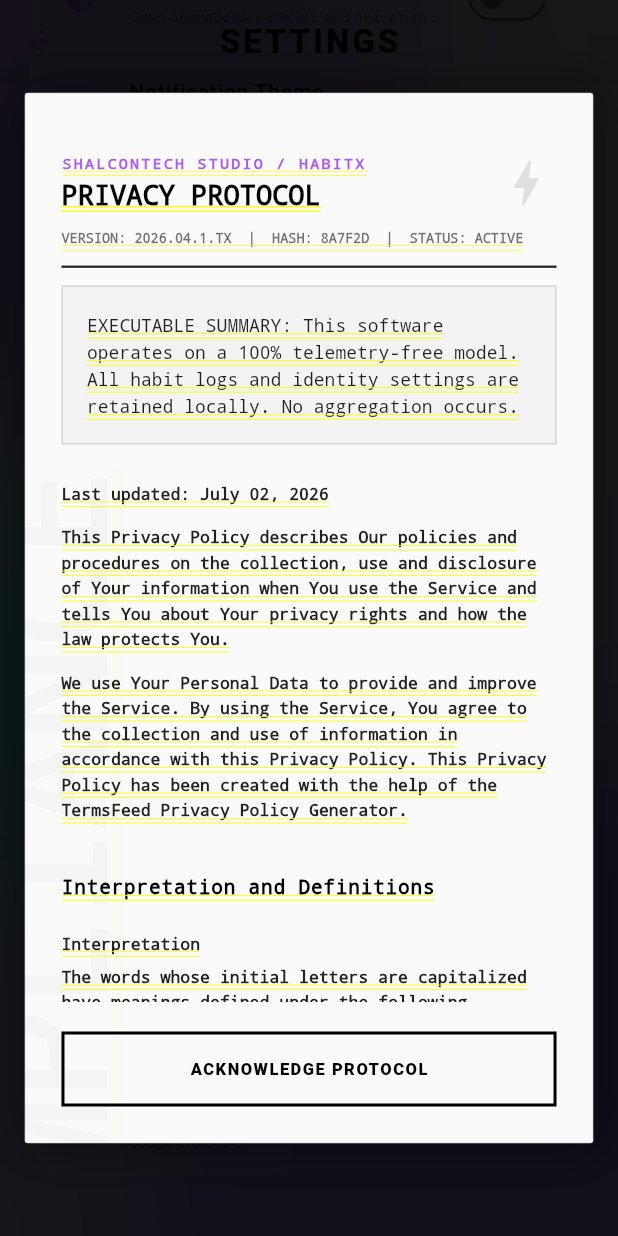
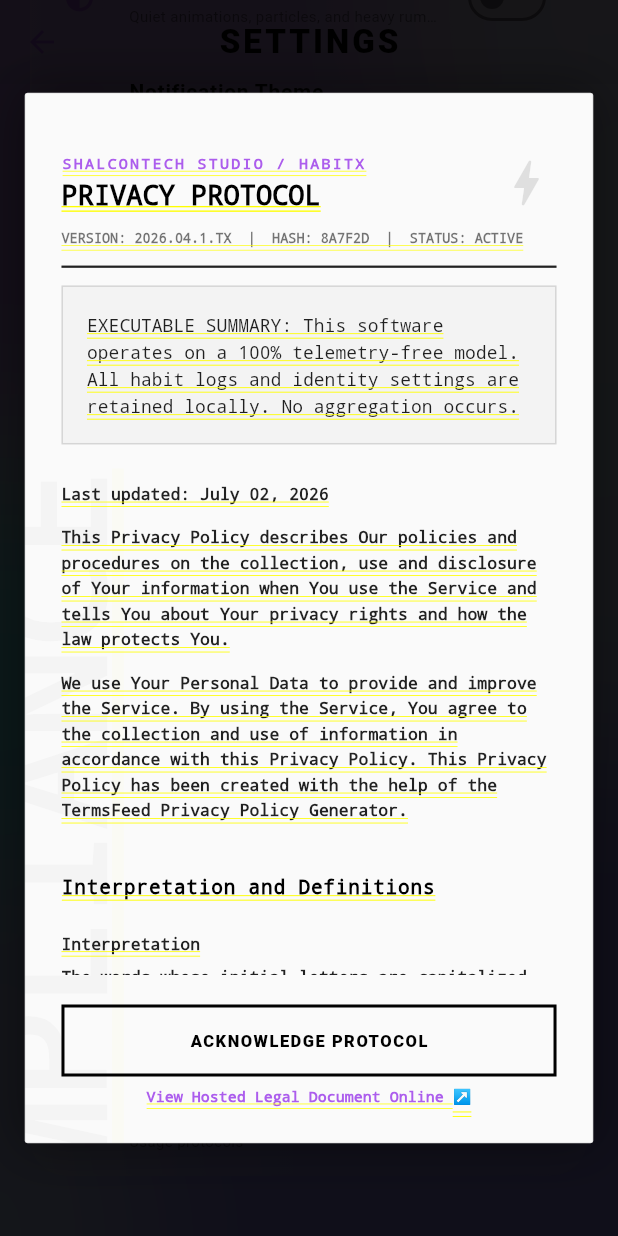
Before and after one commit to sisodiyaashraf/habitx, a Flutter app: the SettingsScreen screen opened directly, scrolled down 576 dp, after a tap on "Privacy Policy", on a phone screen of 412 x 824 dp. Run offline on Flutter 3.47's test engine with Material 3 defaults, Android fonts, the phone set to English and light mode, and no system bars; drawn by our look-alikes of glassmorphism; our stand-ins replace fl_chart, flutter_local_notifications, flutter_svg, flutter_timezone, font_awesome_flutter, in_app_review and 5 more; missing offline and left inert: home_widget; accounts and stored records are empty.

Commit message:
Build: Release preparation with icons, entitlements, and privacy policy links

```diff
--- a/lib/presentation/widgets/shared/privacy_policy_dialog.dart
+++ b/lib/presentation/widgets/shared/privacy_policy_dialog.dart
@@ -1,6 +1,7 @@
 import 'package:flutter/material.dart';
 import 'package:font_awesome_flutter/font_awesome_flutter.dart';
 import 'package:qr_flutter/qr_flutter.dart';
+import 'package:url_launcher/url_launcher.dart';
 import 'privacy_policy_text.dart';
 
 class PrivacyPolicyDialog extends StatelessWidget {
@@ -241,9 +242,12 @@
   }
 
   Widget _buildAcknowledgeButton(BuildContext context) {
-    return SizedBox(
+    return Column(
+      mainAxisSize: MainAxisSize.min,
+      children: [
+        SizedBox(
           width: double.infinity,
-      height: 50,
+          height: 48,
           child: OutlinedButton(
             style: OutlinedButton.styleFrom(
               side: const BorderSide(color: Colors.black, width: 2),
@@ -260,6 +264,26 @@
               ),
             ),
           ),
+        ),
+        const SizedBox(height: 8),
+        GestureDetector(
+          onTap: () async {
+            final uri = Uri.parse("https://www.freeprivacypolicy.com/live/d6768946-09d7-4e81-b0cd-1995ca26fdbf");
+            if (await canLaunchUrl(uri)) {
+              await launchUrl(uri, mode: LaunchMode.externalApplication);
+            }
+          },
+          child: const Text(
+            "View Hosted Legal Document Online ↗",
+            style: TextStyle(
+              color: Color(0xFFAC5DED),
+              fontSize: 10,
+              fontWeight: FontWeight.bold,
+              decoration: TextDecoration.underline,
+            ),
+          ),
+        ),
+      ],
     );
   }
 }
--- a/pubspec.yaml
+++ b/pubspec.yaml
@@ -41,6 +41,7 @@
   ios: true
   image_path: "assets/images/app_icon1.png"
   adaptive_icon_background: "#121212" # Matches your Dark Mode background
+  adaptive_icon_foreground: "assets/images/app_icon1.png"
 
 
 flutter:
```
Also changed, not shown: 15 other files. Lines whose indentation alone changed are shown as unchanged.
